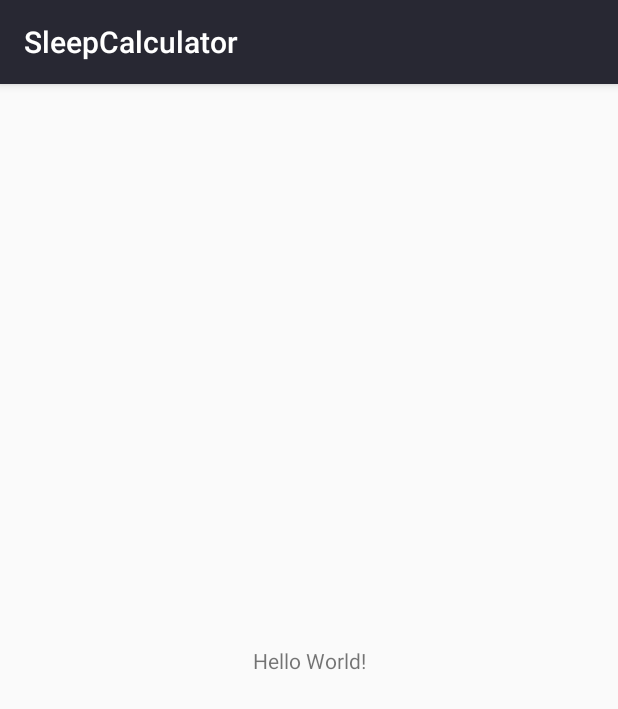
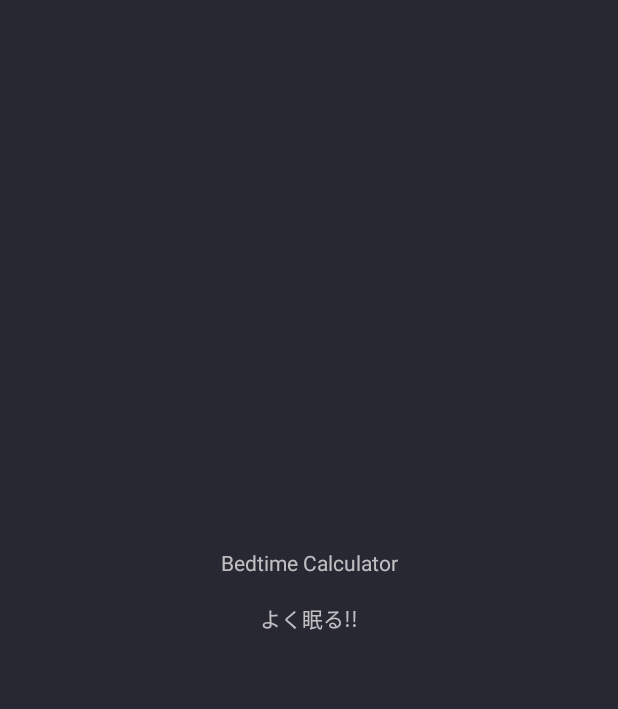
Before and after one commit to yogiwisesa/SleepCalculator, an Android app: the Splashscreen screen opened directly, with no data from a screen before it, on a phone screen of 412 x 824 dp. Shown: the top 709 px of the screen. Run offline under Robolectric (Android 15) with nearby library versions, the phone set to English and light mode, and no system bars.

Commit message:
splashscreen

```diff
--- a/app/src/main/AndroidManifest.xml
+++ b/app/src/main/AndroidManifest.xml
@@ -11,7 +11,8 @@
         android:roundIcon="@mipmap/ic_launcher_round"
         android:supportsRtl="true"
         android:theme="@style/AppTheme">
-        <activity android:name=".Splashscreen">
+        <activity android:name=".Splashscreen"
+            android:theme="@style/Theme.AppCompat.NoActionBar">
             <intent-filter>
                 <action android:name="android.intent.action.MAIN" />
 
--- a/app/src/main/java/com/yogiw/sleepcalculator/Splashscreen.java
+++ /dev/null
@@ -1,26 +0,0 @@
-package com.yogiw.sleepcalculator;
-
-import android.content.Intent;
-import android.os.Handler;
-import android.support.v7.app.AppCompatActivity;
-import android.os.Bundle;
-import android.widget.RadioButton;
-
-public class Splashscreen extends AppCompatActivity {
-
-    @Override
-    protected void onCreate(Bundle savedInstanceState) {
-        super.onCreate(savedInstanceState);
-        setContentView(R.layout.activity_splashscreen);
-        new Handler().postDelayed(new Runnable() {
-            @Override
-            public void run() {
-                Intent i = new Intent(getApplication(), MainActivity.class);
-                startActivity(i);
-            }
-        }, 300);
-
-        RadioButton rb;
-
-    }
-}
--- /dev/null
+++ b/app/src/main/java/com/yogiw/sleepcalculator/Splashscreen.kt
@@ -0,0 +1,20 @@
+package com.yogiw.sleepcalculator
+
+import android.content.Intent
+import android.os.Handler
+import android.support.v7.app.AppCompatActivity
+import android.os.Bundle
+import android.widget.RadioButton
+
+class Splashscreen : AppCompatActivity() {
+
+    override fun onCreate(savedInstanceState: Bundle?) {
+        super.onCreate(savedInstanceState)
+        setContentView(R.layout.activity_splashscreen)
+        Handler().postDelayed({
+            val i = Intent(application, MainActivity::class.java)
+            startActivity(i)
+            finish()
+        }, 2000)
+    }
+}
--- a/app/src/main/res/layout/activity_splashscreen.xml
+++ b/app/src/main/res/layout/activity_splashscreen.xml
@@ -4,12 +4,24 @@
     xmlns:tools="http://schemas.android.com/tools"
     android:layout_width="match_parent"
     android:layout_height="match_parent"
-    tools:context="com.yogiw.sleepcalculator.Splashscreen">
+    tools:context="com.yogiw.sleepcalculator.Splashscreen"
+    android:background="@color/colorPrimary">
 
     <TextView
         android:layout_width="wrap_content"
         android:layout_height="wrap_content"
-        android:text="Hello World!"
+        android:text="Bedtime Calculator"
+        app:layout_constraintBottom_toBottomOf="parent"
+        app:layout_constraintHorizontal_bias="0.501"
+        app:layout_constraintLeft_toLeftOf="parent"
+        app:layout_constraintRight_toRightOf="parent"
+        app:layout_constraintTop_toTopOf="parent"
+        app:layout_constraintVertical_bias="0.454" />
+
+    <TextView
+        android:layout_width="wrap_content"
+        android:layout_height="wrap_content"
+        android:text="よく眠る!!"
         app:layout_constraintBottom_toBottomOf="parent"
         app:layout_constraintLeft_toLeftOf="parent"
         app:layout_constraintRight_toRightOf="parent"
```
